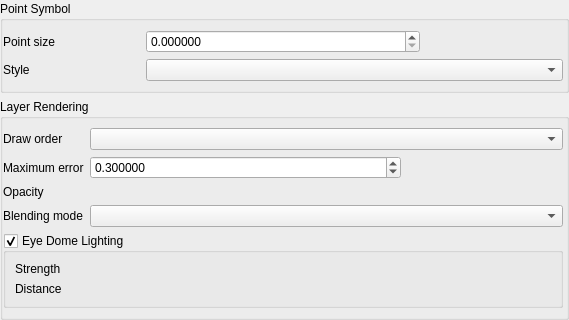
This is src/ui/pointcloud/qgspointcloudrendererpropsdialogbase.ui in carsmie/QGIS as Qt 5 draws it before an edit; both pictures show x 0 to 569 and y 201 to 521 of the 569 by 521 pixel window. The edited form follows.
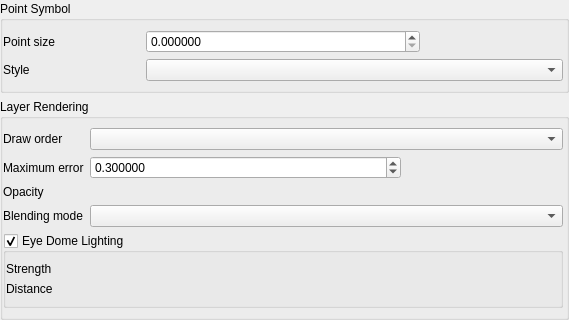
This is the edited form. Custom widgets are drawn as their Qt base class.

```diff
--- a/src/ui/pointcloud/qgspointcloudrendererpropsdialogbase.ui
+++ b/src/ui/pointcloud/qgspointcloudrendererpropsdialogbase.ui
@@ -252,6 +252,12 @@
                <bool>true</bool>
               </property>
               <layout class="QGridLayout" name="gridLayout_3">
+               <property name="leftMargin">
+                <number>0</number>
+               </property>
+               <property name="rightMargin">
+                <number>3</number>
+               </property>
                <item row="0" column="0">
                 <widget class="QLabel" name="label_3">
                  <property name="text">
```
Left out of the diff: 2 changed lines with no effect on the pictures.
